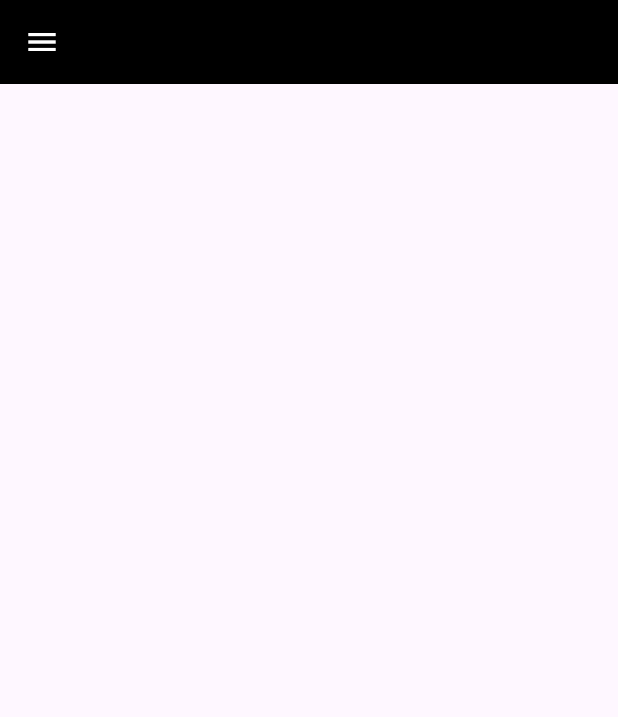
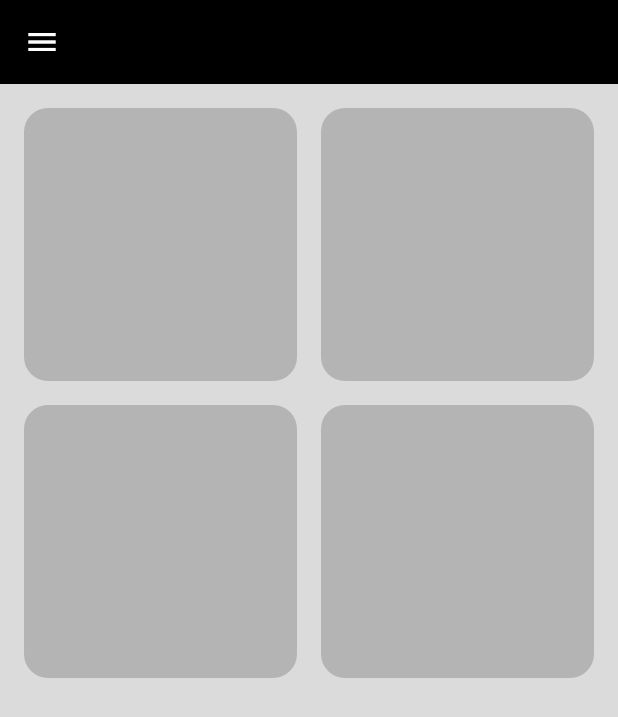
Before and after one commit to YoussefHabib97/adaptive_responsive_app, a Flutter app: the screen it shows after launch, on a phone screen of 412 x 824 dp. Shown: the top 717 px of the screen. Run offline on Flutter 3.47's test engine with Material 3 defaults, Android fonts, the phone set to English and light mode, and no system bars.

Commit message:
Created custom grid view & refactored code for the items in the grid in a file called custom_item.dart

```diff
--- a/lib/views/home_view.dart
+++ b/lib/views/home_view.dart
@@ -1,4 +1,7 @@
 import 'package:flutter/material.dart';
+
+// Widget imports
+import 'package:adaptive_responsive_app/views/widgets/home_view_body.dart';
 
 class HomeView extends StatelessWidget {
   const HomeView({super.key});
@@ -6,6 +9,7 @@ class HomeView extends StatelessWidget {
   @override
   Widget build(BuildContext context) {
     return Scaffold(
+      backgroundColor: const Color(0xFFDBDBDB),
       appBar: AppBar(
         backgroundColor: Colors.black,
         leading: const Icon(
@@ -13,6 +17,7 @@ class HomeView extends StatelessWidget {
           color: Colors.white,
         ),
       ),
+      body: const HomeViewBody(),
     );
   }
 }
--- /dev/null
+++ b/lib/views/widgets/custom_item.dart
@@ -0,0 +1,15 @@
+import 'package:flutter/material.dart';
+
+class CustomItem extends StatelessWidget {
+  const CustomItem({super.key});
+
+  @override
+  Widget build(BuildContext context) {
+    return Container(
+      decoration: BoxDecoration(
+        color: const Color(0xFFB4B4B4),
+        borderRadius: BorderRadius.circular(16),
+      ),
+    );
+  }
+}
--- /dev/null
+++ b/lib/views/widgets/home_view_body.dart
@@ -0,0 +1,21 @@
+import 'package:adaptive_responsive_app/views/widgets/custom_sliver_grid.dart';
+import 'package:flutter/material.dart';
+
+class HomeViewBody extends StatelessWidget {
+  const HomeViewBody({super.key});
+
+  @override
+  Widget build(BuildContext context) {
+    return const Padding(
+      padding: EdgeInsets.symmetric(horizontal: 16),
+      child: CustomScrollView(
+        slivers: [
+          SliverToBoxAdapter(
+            child: SizedBox(height: 16),
+          ),
+          CustomSliverGrid(),
+        ],
+      ),
+    );
+  }
+}
```
Also changed, not shown: lib/views/widgets/custom_sliver_grid.dart (added, +23 -0 lines).
